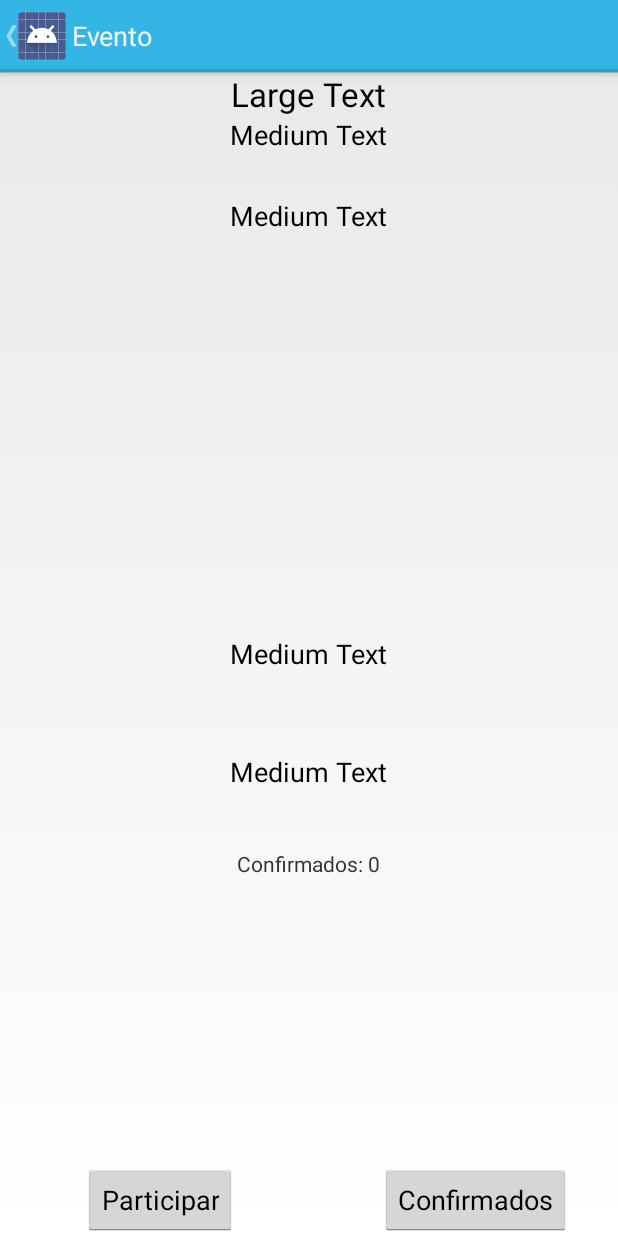
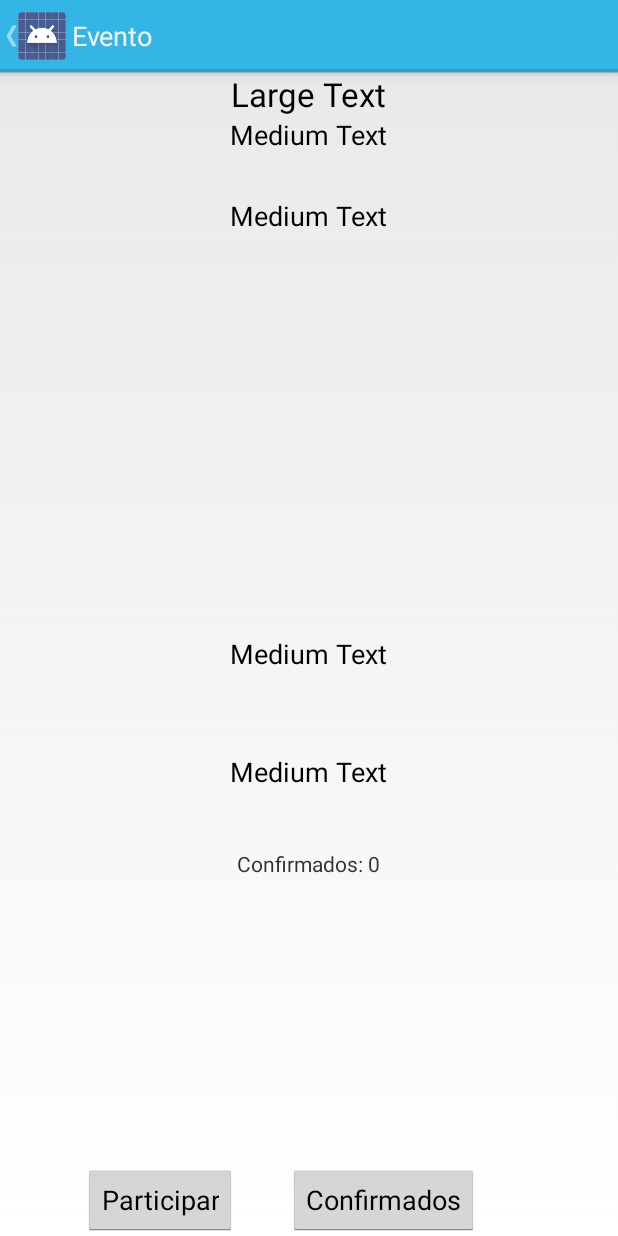
Before and after one commit to eccard/APRO, an Android app: the fragment FragmentEvento placed in its activity, on a phone screen of 412 x 824 dp. Run offline under Robolectric (Android 15) with nearby library versions, the phone set to English and light mode, and no system bars; 7 statements that could not run were skipped.

```diff
--- a/app/src/main/res/layout/activity_fragment_evento_confrimados.xml
+++ b/app/src/main/res/layout/activity_fragment_evento_confrimados.xml
@@ -9,7 +9,7 @@
     tools:context="recode.appro.telas.FragmentEventoConfrimados">
 
     <ListView
-        android:id="@android:id/list"
+        android:id="@+id/listview_usuarios_em_evento"
         android:layout_width="fill_parent"
         android:layout_height="wrap_content"/>
 
--- a/app/src/main/res/layout/fragment_evento.xml
+++ b/app/src/main/res/layout/fragment_evento.xml
@@ -75,6 +75,8 @@
         android:text="Confirmados"
         android:id="@+id/button_confirmados_em_evento"
         android:layout_alignParentBottom="true"
-        android:layout_toRightOf="@+id/textView_evento_confimados" />
+        android:layout_alignLeft="@+id/textView_evento_confimados"
+        android:layout_alignStart="@+id/textView_evento_confimados"
+        android:layout_marginLeft="34dp" />
 
 </RelativeLayout>
```
Also changed, not shown: app/src/main/java/org/c99/SyncProviderDemo/LoginActivity.java (+5 -5 lines), app/src/main/java/recode/appro/telas/FragmentEventoConfrimados.java (+17 -11 lines), 2 other files.
